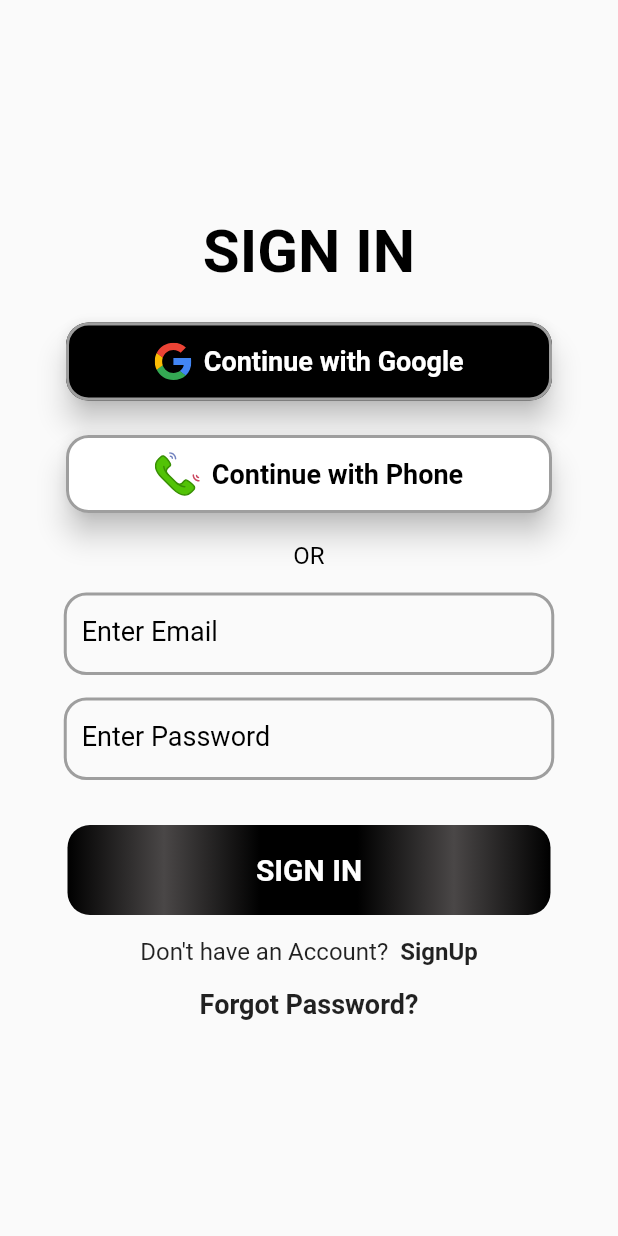
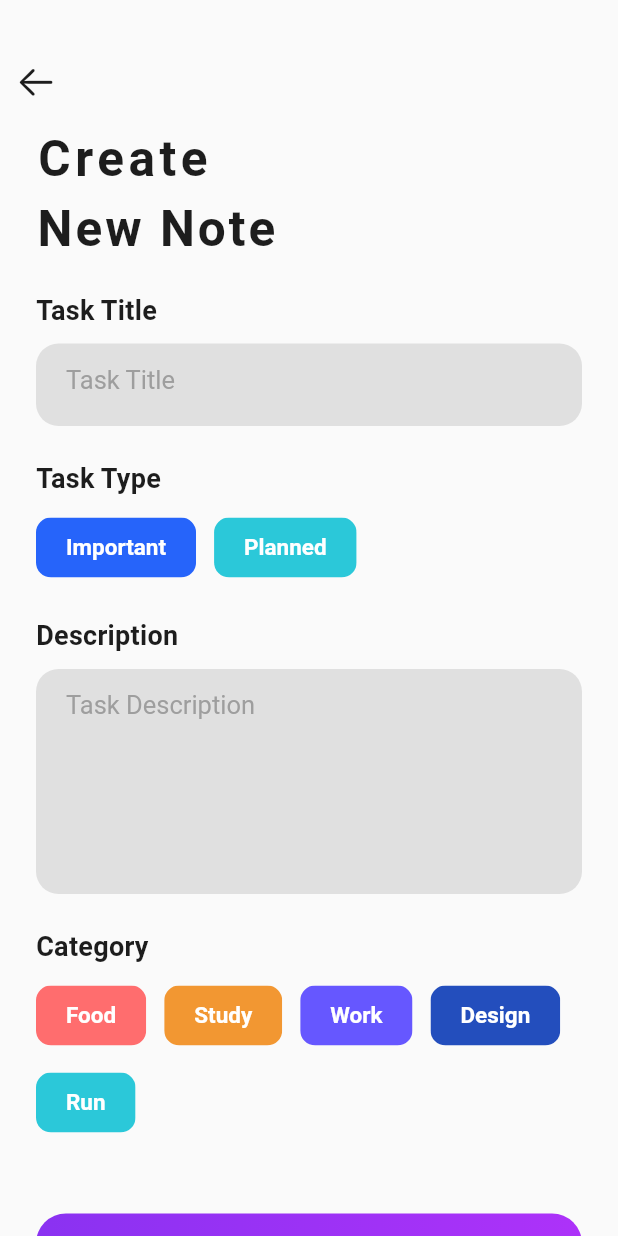
Before and after one commit to MHuzaifaKhan97/Flutter-with-Firebase, a Flutter app: the screen it shows after launch, on a phone screen of 412 x 824 dp. Run offline on Flutter 3.47's test engine with Material 2 defaults, Android fonts, the phone set to English and light mode, and no system bars; our stand-ins replace firebase_auth, firebase_core, flutter_secure_storage, flutter_svg, google_sign_in, otp_text_field; missing offline and left inert: firebase_auth_web, firebase_core_web, google_sign_in_web; accounts and stored records are empty.

Commit message:
Add Notes UI

```diff
--- a/notes_app/lib/main.dart
+++ b/notes_app/lib/main.dart
@@ -1,6 +1,7 @@
 import 'package:firebase_core/firebase_core.dart';
 import 'package:flutter/material.dart';
 import 'package:firebase_auth/firebase_auth.dart' as firebase_auth;
+import 'package:notes_app/screens/addTodoScreen.dart';
 import 'package:notes_app/screens/home_screen.dart';
 import 'package:notes_app/screens/signin_screen.dart';
 import 'package:notes_app/screens/signup_screen.dart';
@@ -39,7 +40,7 @@ class _MyAppState extends State<MyApp> {
   Widget build(BuildContext context) {
     return MaterialApp(
       debugShowCheckedModeBanner: false,
-      home: currentPage,
+      home: AddTodoScreen(),
     );
   }
 }
--- /dev/null
+++ b/notes_app/lib/screens/addTodoScreen.dart
@@ -0,0 +1,197 @@
+import 'package:flutter/cupertino.dart';
+import 'package:flutter/material.dart';
+
+class AddTodoScreen extends StatefulWidget {
+  @override
+  _AddTodoScreenState createState() => _AddTodoScreenState();
+}
+
+class _AddTodoScreenState extends State<AddTodoScreen> {
+  @override
+  Widget build(BuildContext context) {
+    return Scaffold(
+      body: Container(
+        height: MediaQuery.of(context).size.height,
+        width: MediaQuery.of(context).size.width,
+        child: SingleChildScrollView(
+          child: Column(
+            crossAxisAlignment: CrossAxisAlignment.start,
+            children: [
+              SizedBox(height: 30),
+              IconButton(
+                  icon: Icon(
+                    CupertinoIcons.arrow_left,
+                    color: Color(0xff1d1d1d),
+                    size: 28,
+                  ),
+                  onPressed: () {}),
+              Padding(
+                padding:
+                    const EdgeInsets.symmetric(horizontal: 24, vertical: 8),
+                child: Column(
+                  crossAxisAlignment: CrossAxisAlignment.start,
+                  children: [
+                    Text(
+                      'Create',
+                      style: TextStyle(
+                          fontSize: 33,
+                          color: Color(0xff1d1d1d),
+                          fontWeight: FontWeight.bold,
+                          letterSpacing: 3),
+                    ),
+                    SizedBox(height: 8),
+                    Text(
+                      'New Note',
+                      style: TextStyle(
+                          fontSize: 33,
+                          color: Color(0xff1d1d1d),
+                          fontWeight: FontWeight.bold,
+                          letterSpacing: 2),
+                    ),
+                    SizedBox(height: 24),
+                    label("Task Title"),
+                    SizedBox(height: 12),
+                    title(),
+                    SizedBox(height: 24),
+                    label("Task Type"),
+                    SizedBox(height: 12),
+                    Row(
+                      children: [
+                        chipData("Important", 0xff2664fa),
+                        SizedBox(width: 12),
+                        chipData("Planned", 0xff2bc8d9),
+                      ],
+                    ),
+                    SizedBox(height: 24),
+                    label("Description"),
+                    SizedBox(height: 12),
+                    description(),
+                    SizedBox(height: 24),
+                    label("Category"),
+                    SizedBox(height: 12),
+                    Wrap(
+                      runSpacing: 10,
+                      children: [
+                        chipData("Food", 0xffff6d6e),
+                        SizedBox(width: 12),
+                        chipData("Study", 0xfff29732),
+                        SizedBox(width: 12),
+                        chipData("Work", 0xfff6657ff),
+                        SizedBox(width: 12),
+                        chipData("Design", 0xfff234ebd),
+                        SizedBox(width: 12),
+                        chipData("Run", 0xff2bc8d9),
+                      ],
+                    ),
+                    SizedBox(height: 50),
+                    button(),
+                    SizedBox(height: 30),
+                  ],
+                ),
+              ),
+            ],
+          ),
+        ),
+      ),
+    );
+  }
+
+  Widget button() {
+    return Container(
+      height: 55,
+      width: MediaQuery.of(context).size.width,
+      decoration: BoxDecoration(
+        gradient: LinearGradient(
+          colors: [
+            Color(0xff8a32f1),
+            Color(0xffad32f9),
+          ],
+        ),
+        borderRadius: BorderRadius.circular(20),
+      ),
+      child: Center(
+        child: Text(
+          'Add Note',
+          style: TextStyle(
+              color: Colors.white, fontWeight: FontWeight.w600, fontSize: 18),
+        ),
+      ),
+    );
+  }
+
+  Widget description() {
+    return Container(
+      height: 150,
+      width: MediaQuery.of(context).size.width,
+      decoration: BoxDecoration(
+        color: Colors.grey[300],
+        borderRadius: BorderRadius.circular(15),
+      ),
+      child: TextFormField(
+        style: TextStyle(
+          color: Colors.grey,
+          fontSize: 17,
+        ),
+        maxLines: null,
+        decoration: InputDecoration(
+          hintText: 'Task Description',
+          border: InputBorder.none,
+          hintStyle: TextStyle(
+            color: Colors.grey,
+            fontSize: 17,
+          ),
+          contentPadding: EdgeInsets.only(left: 20, right: 20),
+        ),
+      ),
+    );
+  }
+
+  Widget chipData(String label, int color) {
+    return Chip(
+        backgroundColor: Color(color),
+        shape: RoundedRectangleBorder(borderRadius: BorderRadius.circular(10)),
+        labelPadding: EdgeInsets.symmetric(horizontal: 16, vertical: 4),
+        label: Text(
+          label,
+          style: TextStyle(
+              color: Colors.white, fontSize: 15, fontWeight: FontWeight.bold),
+        ));
+  }
+
+  Widget title() {
+    return Container(
+      height: 55,
+      width: MediaQuery.of(context).size.width,
+      decoration: BoxDecoration(
+        color: Colors.grey[300],
+        borderRadius: BorderRadius.circular(15),
+      ),
+      child: TextFormField(
+        style: TextStyle(
+          color: Colors.grey,
+          fontSize: 17,
+        ),
+        decoration: InputDecoration(
+          hintText: 'Task Title',
+          border: InputBorder.none,
+          hintStyle: TextStyle(
+            color: Colors.grey,
+            fontSize: 17,
+          ),
+          contentPadding: EdgeInsets.only(left: 20, right: 20),
+        ),
+      ),
+    );
+  }
+
+  Widget label(String label) {
+    return Text(
+      label,
+      style: TextStyle(
+          color: Color(0xff1d1d1d),
+          fontSize: 18,
+          fontWeight: FontWeight.bold,
+          letterSpacing: 0.2),
+    );
+  }
+}
```
